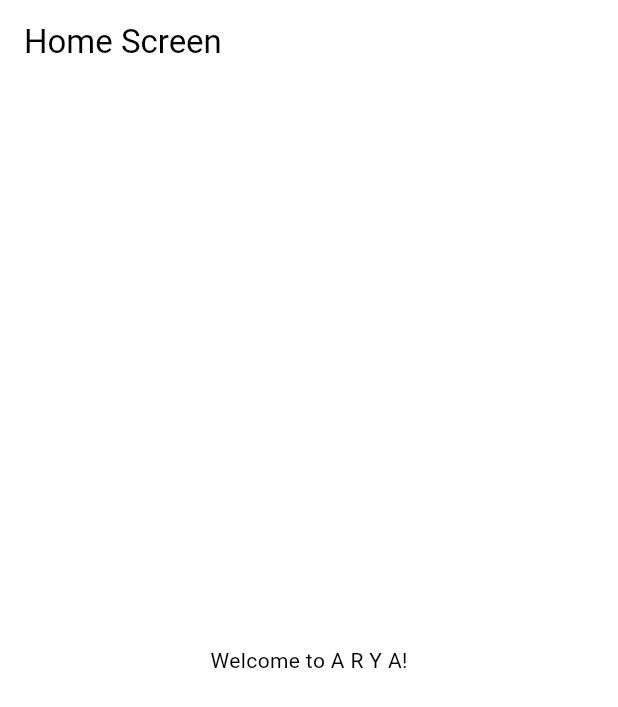
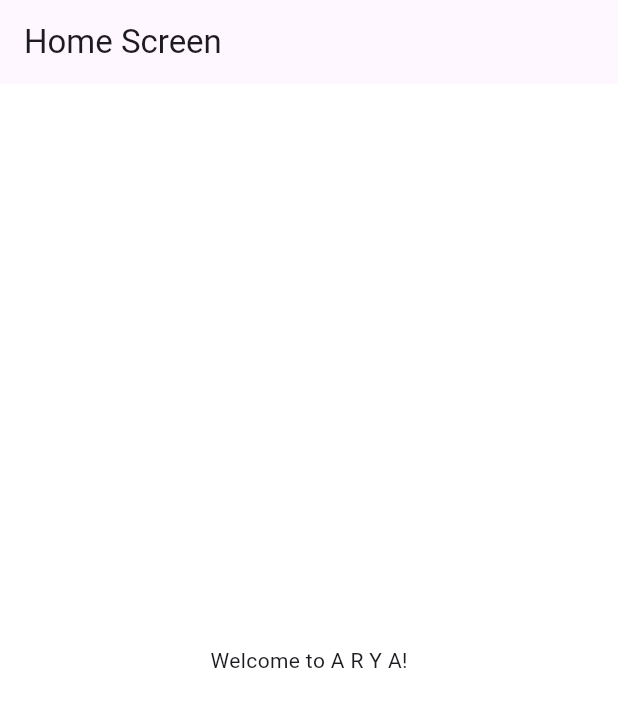
Before and after one commit to 4bhisheksharma/A.R.Y.A, a Flutter app: the screen it shows after launch, on a phone screen of 412 x 824 dp. Shown: the top 707 px of the screen. Run offline on Flutter 3.47's test engine with Material 3 defaults, Android fonts, the phone set to English and light mode, and no system bars.

Commit message:
add: implement MyAppTheme for consistent theming and update MyAppView to use it; //app theme may be changed while developing

```diff
--- a/lib/app_view.dart
+++ b/lib/app_view.dart
@@ -1,4 +1,5 @@
 import 'package:arya/screens/home_screen.dart';
+import 'package:arya/theme/app_theme.dart';
 import 'package:flutter/material.dart';
 
 class MyAppView extends StatelessWidget {
@@ -9,12 +10,9 @@ class MyAppView extends StatelessWidget {
     return MaterialApp(
       debugShowCheckedModeBanner: false,
       title: "A R Y A",
-      theme: ThemeData(
-        colorScheme: ColorScheme.light(
-          primary: Colors.grey[200]!,
-          secondary: Colors.grey[700]!,
-        ),
-      ),
+      theme: ThemeData.light(
+        useMaterial3: true,
+      ).copyWith(scaffoldBackgroundColor: MyAppTheme.whiteColor),
       home: HomeScreen(),
     );
   }
--- /dev/null
+++ b/lib/theme/app_theme.dart
@@ -0,0 +1,13 @@
+import 'package:flutter/material.dart';
+
+class MyAppTheme {
+  static const Color mainFontColor = Color.fromRGBO(19, 61, 95, 1);
+  static const Color firstSuggestionBoxColor = Color.fromRGBO(165, 231, 244, 1);
+  static const Color secondSuggestionBoxColor =
+      Color.fromRGBO(157, 202, 235, 1);
+  static const Color thirdSuggestionBoxColor = Color.fromRGBO(162, 238, 239, 1);
+  static const Color assistantCircleColor = Color.fromRGBO(209, 243, 249, 1);
+  static const Color borderColor = Color.fromRGBO(200, 200, 200, 1);
+  static const Color blackColor = Colors.black;
+  static const Color whiteColor = Colors.white;
+}
```
